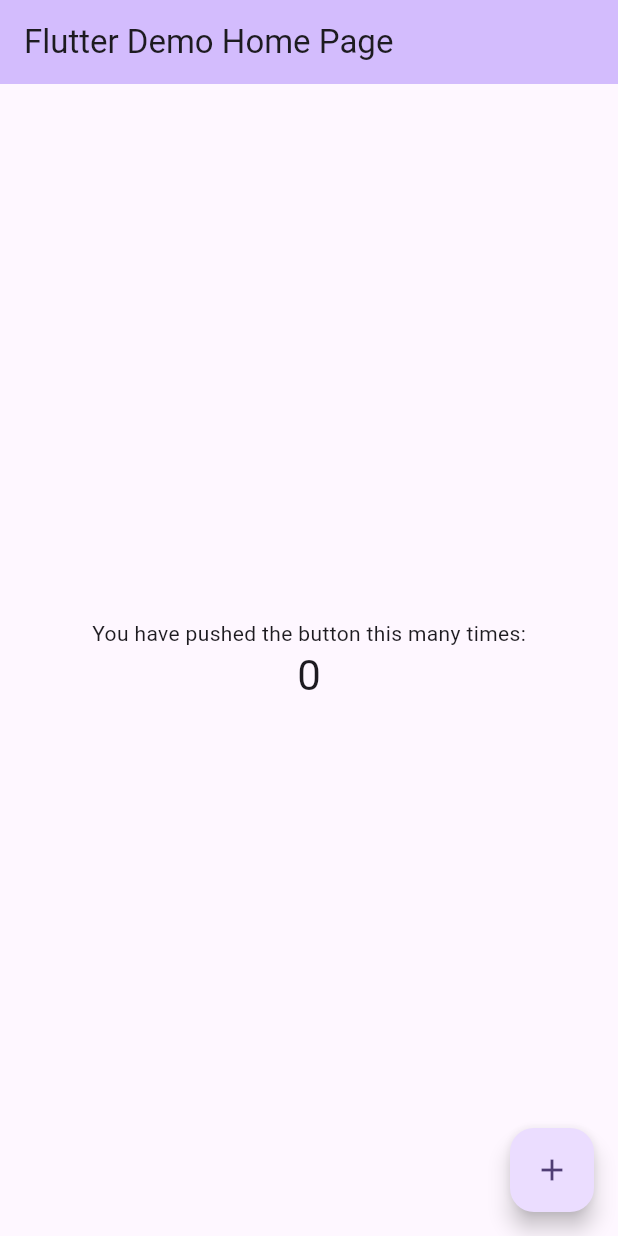
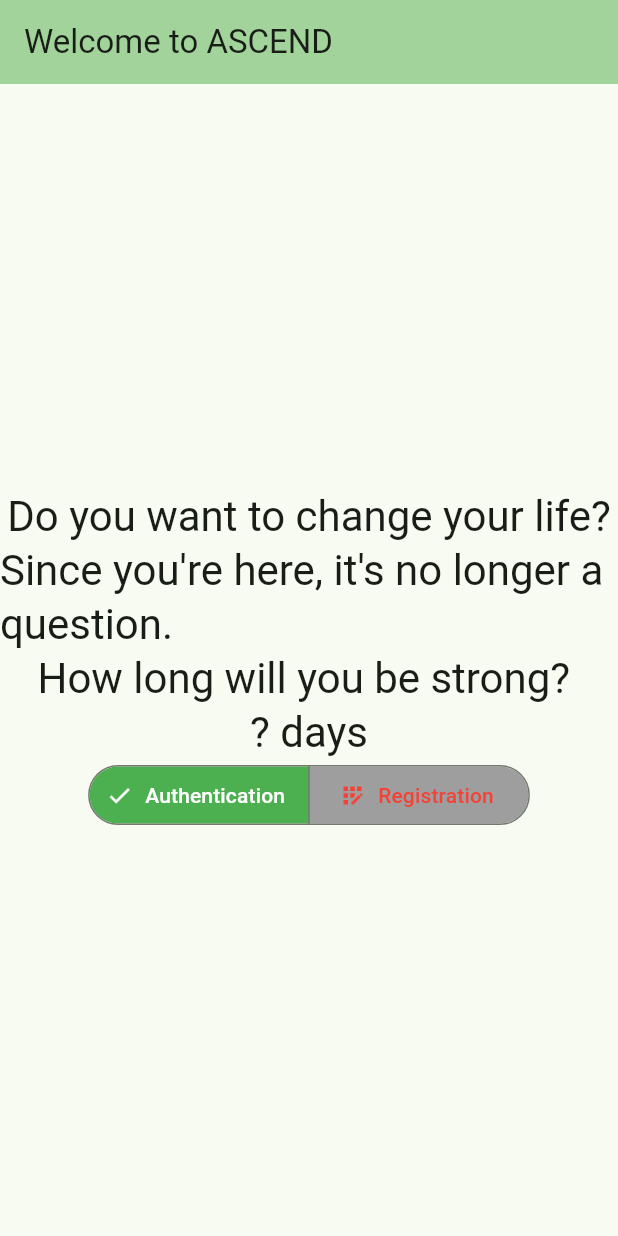
Before and after one commit to AcidicAcidity/Ascend, a Flutter app: the screen it shows after launch, on a phone screen of 412 x 824 dp. Run offline on Flutter 3.47's test engine with Material 3 defaults, Android fonts, the phone set to English and light mode, and no system bars; our stand-ins replace material_ui.

Commit message:
trying dart

```diff
--- a/client/lib/main.dart
+++ b/client/lib/main.dart
@@ -7,46 +7,18 @@ void main() {
 class MyApp extends StatelessWidget {
   const MyApp({super.key});
 
-  // This widget is the root of your application.
   @override
   Widget build(BuildContext context) {
     return MaterialApp(
-      title: 'Flutter Demo',
-      theme: ThemeData(
-        // This is the theme of your application.
-        //
-        // TRY THIS: Try running your application with "flutter run". You'll see
-        // the application has a purple toolbar. Then, without quitting the app,
-        // try changing the seedColor in the colorScheme below to Colors.green
-        // and then invoke "hot reload" (save your changes or press the "hot
-        // reload" button in a Flutter-supported IDE, or press "r" if you used
-        // the command line to start the app).
-        //
-        // Notice that the counter didn't reset back to zero; the application
-        // state is not lost during the reload. To reset the state, use hot
-        // restart instead.
-        //
-        // This works for code too, not just values: Most code changes can be
-        // tested with just a hot reload.
-        colorScheme: .fromSeed(seedColor: Colors.deepPurple),
-      ),
-      home: const MyHomePage(title: 'Flutter Demo Home Page'),
+      title: 'Ascend',
+      theme: ThemeData(colorScheme: .fromSeed(seedColor: Colors.green)),
+      home: const MyHomePage(title: 'Welcome to ASCEND'),
     );
   }
 }
 
 class MyHomePage extends StatefulWidget {
   const MyHomePage({super.key, required this.title});
-
-  // This widget is the home page of your application. It is stateful, meaning
-  // that it has a State object (defined below) that contains fields that affect
-  // how it looks.
-
-  // This class is the configuration for the state. It holds the values (in this
-  // case the title) provided by the parent (in this case the App widget) and
-  // used by the build method of the State. Fields in a Widget subclass are
-  // always marked "final".
-
   final String title;
 
   @override
@@ -54,69 +26,105 @@ class MyHomePage extends StatefulWidget {
 }
 
 class _MyHomePageState extends State<MyHomePage> {
-  int _counter = 0;
-
-  void _incrementCounter() {
-    setState(() {
-      // This call to setState tells the Flutter framework that something has
-      // changed in this State, which causes it to rerun the build method below
-      // so that the display can reflect the updated values. If we changed
-      // _counter without calling setState(), then the build method would not be
-      // called again, and so nothing would appear to happen.
-      _counter++;
-    });
-  }
+  bool _showQuestionMark = false;
 
   @override
   Widget build(BuildContext context) {
-    // This method is rerun every time setState is called, for instance as done
-    // by the _incrementCounter method above.
-    //
-    // The Flutter framework has been optimized to make rerunning build methods
-    // fast, so that you can just rebuild anything that needs updating rather
-    // than having to individually change instances of widgets.
     return Scaffold(
       appBar: AppBar(
-        // TRY THIS: Try changing the color here to a specific color (to
-        // Colors.amber, perhaps?) and trigger a hot reload to see the AppBar
-        // change color while the other colors stay the same.
         backgroundColor: Theme.of(context).colorScheme.inversePrimary,
-        // Here we take the value from the MyHomePage object that was created by
-        // the App.build method, and use it to set our appbar title.
         title: Text(widget.title),
       ),
       body: Center(
-        // Center is a layout widget. It takes a single child and positions it
-        // in the middle of the parent.
         child: Column(
-          // Column is also a layout widget. It takes a list of children and
-          // arranges them vertically. By default, it sizes itself to fit its
-          // children horizontally, and tries to be as tall as its parent.
-          //
-          // Column has various properties to control how it sizes itself and
-          // how it positions its children. Here we use mainAxisAlignment to
-          // center the children vertically; the main axis here is the vertical
-          // axis because Columns are vertical (the cross axis would be
-          // horizontal).
-          //
-          // TRY THIS: Invoke "debug painting" (choose the "Toggle Debug Paint"
-          // action in the IDE, or press "p" in the console), to see the
-          // wireframe for each widget.
-          mainAxisAlignment: .center,
+          mainAxisAlignment: MainAxisAlignment.center,
+          crossAxisAlignment: .center,
           children: [
-            const Text('You have pushed the button this many times:'),
             Text(
-              '$_counter',
+              'Do you want to change your life?',
               style: Theme.of(context).textTheme.headlineMedium,
             ),
+            Text(
+              "Since you're here, it's no longer a question.",
+              style: Theme.of(context).textTheme.headlineMedium,
+            ),
+            Text(
+              "How long will you be strong? ",
+              style: Theme.of(context).textTheme.headlineMedium,
+            ),
+            SizedBox(width: 50),
+            Row(
+              mainAxisAlignment: MainAxisAlignment.center,
+              children: [
+                TweenAnimationBuilder<double>(
+                  tween: Tween(begin: 0, end: 30),
+                  duration: const Duration(seconds: 3),
+                  builder: (context, value, child) {
+                    return Text(
+                      _showQuestionMark ? '?' : value.round().toString(),
+                      style: Theme.of(context).textTheme.headlineMedium,
+                    );
+                  },
+                  onEnd: () {
+                    setState(() {
+                      _showQuestionMark = true;
+                    });
+                  },
+                ),
+                Text(
+                  " days",
+                  style: Theme.of(context).textTheme.headlineMedium,
+                ),
+              ],
+            ),
+            SizedBox(width: 50),
+            AuthSegmentedButton(),
           ],
         ),
-      ),
-      floatingActionButton: FloatingActionButton(
-        onPressed: _incrementCounter,
-        tooltip: 'Increment',
-        child: const Icon(Icons.add),
       ),
     );
   }
 }
+
+class AuthSegmentedButton extends StatefulWidget {
+  const AuthSegmentedButton({super.key});
+
+  @override
+  State<AuthSegmentedButton> createState() => _AuthSegmentedButton();
+}
+
+enum Auth { login, register }
+
+class _AuthSegmentedButton extends State<AuthSegmentedButton> {
+  Auth menuView = .login;
+
+  @override
+  Widget build(BuildContext context) {
+    return SegmentedButton<Auth>(
+      style: SegmentedButton.styleFrom(
+        backgroundColor: Colors.grey,
+        foregroundColor: Colors.red,
+        selectedForegroundColor: Colors.white,
+        selectedBackgroundColor: Colors.green,
+      ),
+      segments: const <ButtonSegment<Auth>>[
+        ButtonSegment<Auth>(
+          value: Auth.login,
+          label: Text("Authentication"),
+          icon: Icon(Icons.login),
+        ),
+        ButtonSegment<Auth>(
+          value: Auth.register,
+          label: Text("Registration"),
+          icon: Icon(Icons.app_registration),
+        ),
+      ],
+      selected: <Auth>{menuView},
+      onSelectionChanged: (Set<Auth> newSelection) {
+        setState(() {
+          menuView = newSelection.first;
+        });
+      },
+    );
+  }
+}
```
